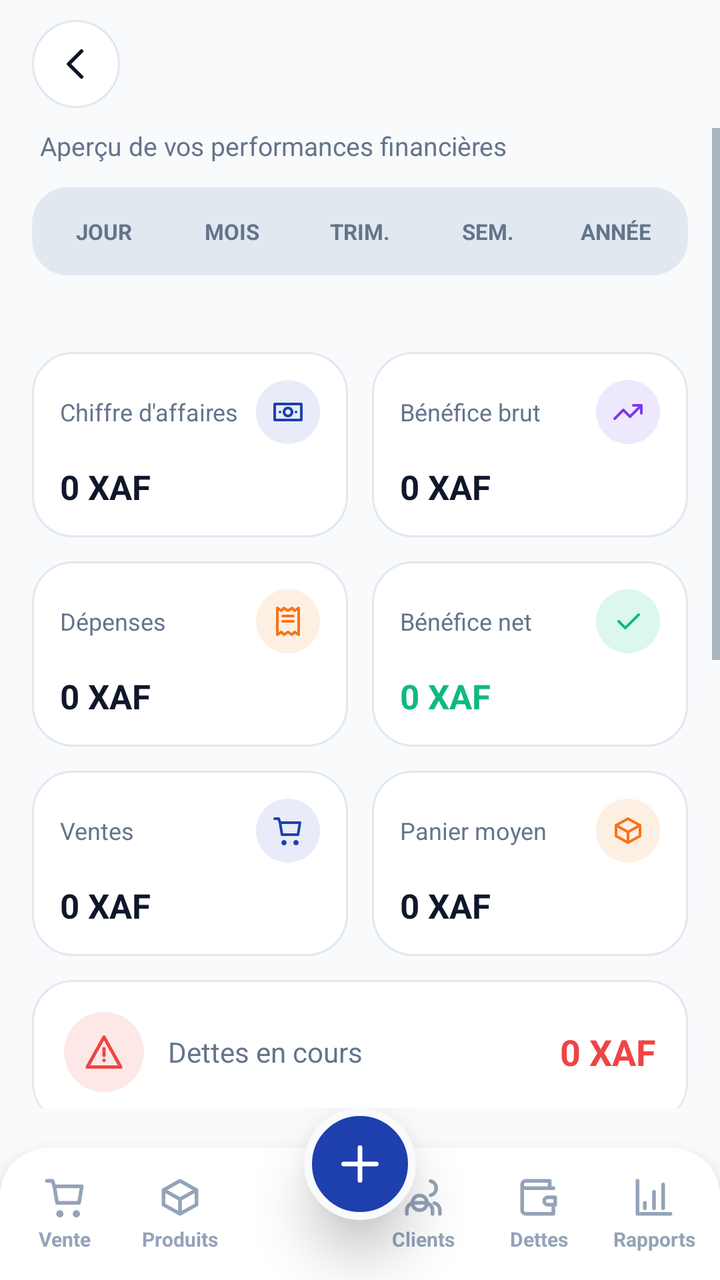
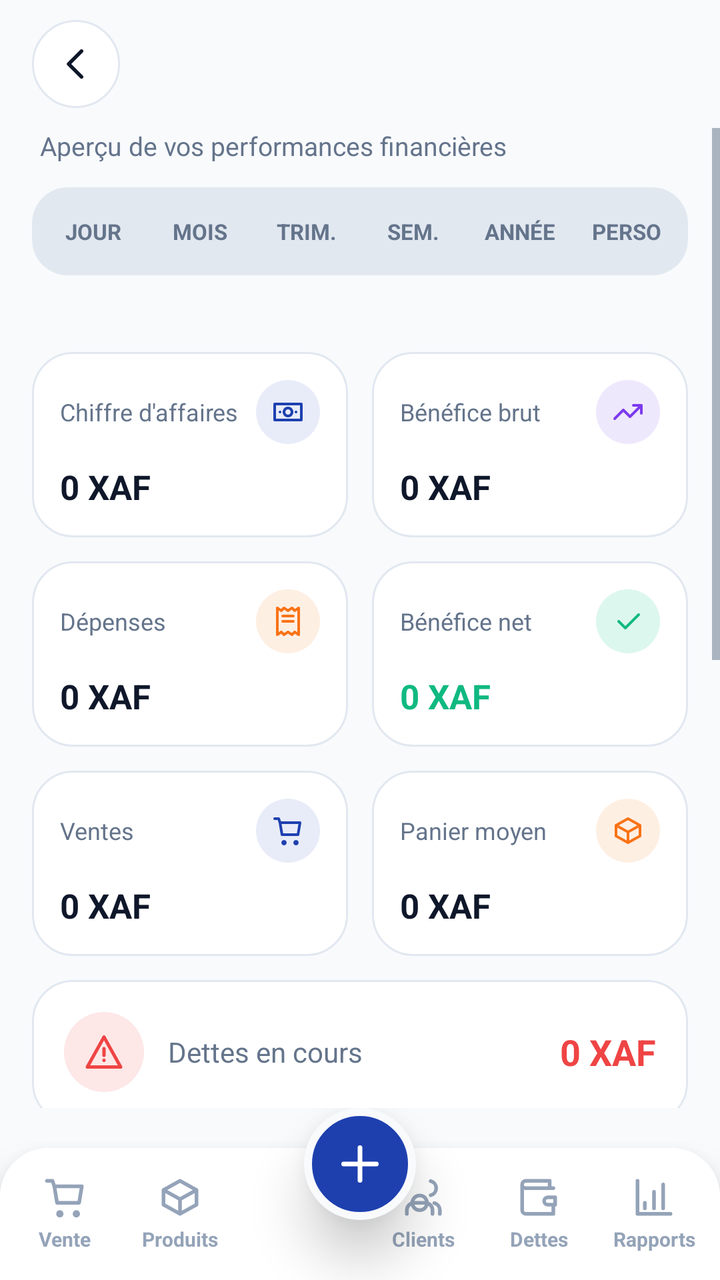

Screens rendered from an Android XML layout before and after an edit, with the pre-edit source and the edit as a unified diff.
<!-- AndroidManifest.xml: application theme Theme.AfriComptaPlus -->
<!-- res/layout/activity_report.xml -->
<?xml version="1.0" encoding="utf-8"?>
<LinearLayout xmlns:android="http://schemas.android.com/apk/res/android"
    android:layout_width="match_parent" android:layout_height="match_parent"
    android:orientation="vertical" android:background="@color/surface">

    <include layout="@layout/view_topbar"/>

    <ScrollView android:layout_width="match_parent" android:layout_height="0dp"
        android:layout_weight="1" android:overScrollMode="never">
        <LinearLayout android:layout_width="match_parent" android:layout_height="wrap_content"
            android:orientation="vertical" android:paddingStart="16dp" android:paddingEnd="16dp"
            android:paddingBottom="16dp">

            <TextView android:layout_width="wrap_content" android:layout_height="wrap_content"
                android:layout_marginStart="4dp" android:layout_marginBottom="12dp"
                android:text="Aperçu de vos performances financières"
                android:textColor="@color/text_secondary" android:textSize="13sp"/>

            
            <LinearLayout android:layout_width="match_parent" android:layout_height="44dp"
                android:orientation="horizontal" android:padding="4dp"
                android:background="@drawable/bg_tabs_container">
                <TextView android:id="@+id/tabDay"      style="@style/PeriodTab" android:text="JOUR"/>
                <TextView android:id="@+id/tabMonth"    style="@style/PeriodTab" android:text="MOIS"/>
                <TextView android:id="@+id/tabQuarter"  style="@style/PeriodTab" android:text="TRIM."/>
                <TextView android:id="@+id/tabSemester" style="@style/PeriodTab" android:text="SEM."/>
                <TextView android:id="@+id/tabYear"     style="@style/PeriodTab" android:text="ANNÉE"/>
            </LinearLayout>

            <TextView android:id="@+id/tvPeriod"
                android:layout_width="wrap_content" android:layout_height="wrap_content"
                android:layout_marginTop="10dp" android:layout_marginStart="4dp" android:layout_marginBottom="12dp"
                android:textColor="@color/text_secondary" android:textSize="12sp"/>

            <LinearLayout android:layout_width="match_parent" android:layout_height="wrap_content" android:orientation="horizontal">
            <LinearLayout style="@style/KpiCard" android:layout_marginEnd="6dp">
                <LinearLayout android:layout_width="match_parent" android:layout_height="wrap_content" android:orientation="horizontal" android:gravity="center_vertical">
                    <TextView style="@style/StatLabel" android:layout_width="0dp" android:layout_weight="1" android:text="Chiffre d'affaires"/>
                    <ImageView android:layout_width="32dp" android:layout_height="32dp" android:background="@drawable/bg_icon_blue" android:padding="8dp" android:src="@drawable/ic_cash" android:tint="@color/primary"/>
                </LinearLayout>
                <TextView android:id="@+id/tvRevenue" style="@style/KpiValue" android:text="0 XAF" android:textColor="@color/text_primary"/>
            </LinearLayout>
            <LinearLayout style="@style/KpiCard" android:layout_marginStart="6dp">
                <LinearLayout android:layout_width="match_parent" android:layout_height="wrap_content" android:orientation="horizontal" android:gravity="center_vertical">
                    <TextView style="@style/StatLabel" android:layout_width="0dp" android:layout_weight="1" android:text="Bénéfice brut"/>
                    <ImageView android:layout_width="32dp" android:layout_height="32dp" android:background="@drawable/bg_icon_violet" android:padding="8dp" android:src="@drawable/ic_trending" android:tint="@color/violet"/>
                </LinearLayout>
                <TextView android:id="@+id/tvGrossProfit" style="@style/KpiValue" android:text="0 XAF" android:textColor="@color/text_primary"/>
            </LinearLayout>
            </LinearLayout>
            <LinearLayout android:layout_width="match_parent" android:layout_height="wrap_content" android:orientation="horizontal" android:layout_marginTop="12dp">
            <LinearLayout style="@style/KpiCard" android:layout_marginEnd="6dp">
                <LinearLayout android:layout_width="match_parent" android:layout_height="wrap_content" android:orientation="horizontal" android:gravity="center_vertical">
                    <TextView style="@style/StatLabel" android:layout_width="0dp" android:layout_weight="1" android:text="Dépenses"/>
                    <ImageView android:layout_width="32dp" android:layout_height="32dp" android:background="@drawable/bg_icon_orange" android:padding="8dp" android:src="@drawable/ic_receipt" android:tint="@color/accent"/>
                </LinearLayout>
                <TextView android:id="@+id/tvExpenses" style="@style/KpiValue" android:text="0 XAF" android:textColor="@color/text_primary"/>
            </LinearLayout>
            <LinearLayout style="@style/KpiCard" android:layout_marginStart="6dp">
                <LinearLayout android:layout_width="match_parent" android:layout_height="wrap_content" android:orientation="horizontal" android:gravity="center_vertical">
                    <TextView style="@style/StatLabel" android:layout_width="0dp" android:layout_weight="1" android:text="Bénéfice net"/>
                    <ImageView android:layout_width="32dp" android:layout_height="32dp" android:background="@drawable/bg_icon_green" android:padding="8dp" android:src="@drawable/ic_check" android:tint="@color/success"/>
                </LinearLayout>
                <TextView android:id="@+id/tvNetProfit" style="@style/KpiValue" android:text="0 XAF" android:textColor="@color/success"/>
            </LinearLayout>
            </LinearLayout>
            <LinearLayout android:layout_width="match_parent" android:layout_height="wrap_content" android:orientation="horizontal" android:layout_marginTop="12dp">
            <LinearLayout style="@style/KpiCard" android:layout_marginEnd="6dp">
                <LinearLayout android:layout_width="match_parent" android:layout_height="wrap_content" android:orientation="horizontal" android:gravity="center_vertical">
                    <TextView style="@style/StatLabel" android:layout_width="0dp" android:layout_weight="1" android:text="Ventes"/>
                    <ImageView android:layout_width="32dp" android:layout_height="32dp" android:background="@drawable/bg_icon_blue" android:padding="8dp" android:src="@drawable/ic_cart" android:tint="@color/primary"/>
                </LinearLayout>
                <TextView android:id="@+id/tvSalesCount" style="@style/KpiValue" android:text="0 XAF" android:textColor="@color/text_primary"/>
            </LinearLayout>
            <LinearLayout style="@style/KpiCard" android:layout_marginStart="6dp">
                <LinearLayout android:layout_width="match_parent" android:layout_height="wrap_content" android:orientation="horizontal" android:gravity="center_vertical">
                    <TextView style="@style/StatLabel" android:layout_width="0dp" android:layout_weight="1" android:text="Panier moyen"/>
                    <ImageView android:layout_width="32dp" android:layout_height="32dp" android:background="@drawable/bg_icon_orange" android:padding="8dp" android:src="@drawable/ic_box" android:tint="@color/accent"/>
                </LinearLayout>
                <TextView android:id="@+id/tvAvgBasket" style="@style/KpiValue" android:text="0 XAF" android:textColor="@color/text_primary"/>
            </LinearLayout>
            </LinearLayout>

            
            <LinearLayout android:layout_width="match_parent" android:layout_height="wrap_content"
                android:layout_marginTop="12dp" android:orientation="horizontal" android:gravity="center_vertical"
                android:padding="16dp" android:background="@drawable/bg_card">
                <ImageView android:layout_width="40dp" android:layout_height="40dp"
                    android:background="@drawable/bg_icon_red" android:padding="10dp"
                    android:src="@drawable/ic_alert" android:tint="@color/error"/>
                <TextView android:layout_width="0dp" android:layout_height="wrap_content"
                    android:layout_weight="1" android:layout_marginStart="12dp"
                    android:text="Dettes en cours" android:textColor="@color/text_secondary" android:textSize="14sp"/>
                <TextView android:id="@+id/tvDebts" android:layout_width="wrap_content" android:layout_height="wrap_content"
                    android:text="0 XAF" android:textColor="@color/error" android:textSize="18sp" android:textStyle="bold"/>
            </LinearLayout>

            
            <LinearLayout android:layout_width="match_parent" android:layout_height="wrap_content"
                android:layout_marginTop="12dp" android:orientation="vertical"
                android:padding="16dp" android:background="@drawable/bg_card">
                <TextView style="@style/SectionTitle" android:text="Évolution du chiffre d'affaires"/>
                <com.wisedesign.africomptaplus.ui.BarChartView android:id="@+id/chartRevenue"
                    android:layout_width="match_parent" android:layout_height="170dp"
                    android:layout_marginTop="10dp"/>
            </LinearLayout>

            
            <LinearLayout android:layout_width="match_parent" android:layout_height="wrap_content"
                android:layout_marginTop="12dp" android:orientation="vertical"
                android:padding="16dp" android:background="@drawable/bg_card">
                <TextView style="@style/SectionTitle" android:text="Meilleures ventes par produit"/>
                <LinearLayout android:id="@+id/llTopProducts" android:layout_width="match_parent"
                    android:layout_height="wrap_content" android:orientation="vertical" android:layout_marginTop="6dp"/>
            </LinearLayout>

            
            <LinearLayout android:layout_width="match_parent" android:layout_height="wrap_content"
                android:layout_marginTop="12dp" android:orientation="vertical"
                android:padding="16dp" android:background="@drawable/bg_card">
                <TextView style="@style/SectionTitle" android:text="Répartition par catégorie"/>
                <LinearLayout android:id="@+id/llTopCategories" android:layout_width="match_parent"
                    android:layout_height="wrap_content" android:orientation="vertical" android:layout_marginTop="6dp"/>
            </LinearLayout>
        </LinearLayout>
    </ScrollView>

    <include layout="@layout/view_bottom_nav"/>
</LinearLayout>
<!-- res/layout/view_topbar.xml (included above) -->
<?xml version="1.0" encoding="utf-8"?>
<LinearLayout xmlns:android="http://schemas.android.com/apk/res/android"
    android:id="@+id/topBar"
    android:layout_width="match_parent" android:layout_height="64dp"
    android:orientation="horizontal" android:gravity="center_vertical"
    android:paddingStart="16dp" android:paddingEnd="16dp"
    android:background="@color/surface">

    <ImageView android:id="@+id/btnBack"
        android:layout_width="44dp" android:layout_height="44dp"
        android:background="@drawable/bg_circle_btn" android:padding="11dp"
        android:src="@drawable/ic_back" android:tint="@color/text_primary"
        android:contentDescription="Retour" android:clickable="true" android:focusable="true"/>

    <TextView android:id="@+id/tvScreenTitle"
        android:layout_width="0dp" android:layout_height="wrap_content"
        android:layout_weight="1" android:layout_marginStart="14dp"
        android:text="" android:textColor="@color/text_primary"
        android:textSize="22sp" android:textStyle="bold" android:singleLine="true"/>

    <LinearLayout android:id="@+id/btnTopAction"
        android:layout_width="wrap_content" android:layout_height="42dp"
        android:orientation="horizontal" android:gravity="center"
        android:paddingStart="16dp" android:paddingEnd="18dp"
        android:background="@drawable/bg_btn_primary" android:visibility="gone"
        android:clickable="true" android:focusable="true">
        <ImageView android:id="@+id/ivTopAction" android:layout_width="16dp" android:layout_height="16dp"
            android:src="@drawable/ic_plus" android:tint="@color/white"/>
        <TextView android:id="@+id/tvTopAction"
            android:layout_width="wrap_content" android:layout_height="wrap_content"
            android:layout_marginStart="6dp" android:text="Ajouter"
            android:textColor="@color/white" android:textSize="13sp" android:textStyle="bold"/>
    </LinearLayout>
</LinearLayout>
<!-- res/layout/view_bottom_nav.xml (included above) -->
<?xml version="1.0" encoding="utf-8"?>
<FrameLayout xmlns:android="http://schemas.android.com/apk/res/android"
    android:id="@+id/bottomNav"
    android:layout_width="match_parent" android:layout_height="86dp">

    <LinearLayout android:layout_width="match_parent" android:layout_height="66dp"
        android:layout_gravity="bottom" android:orientation="horizontal"
        android:background="@drawable/bg_sticky_bottom" android:elevation="12dp"
        android:paddingStart="4dp" android:paddingEnd="4dp">
        <LinearLayout android:id="@+id/navSale" android:layout_width="0dp" android:layout_height="match_parent"
            android:layout_weight="1" android:layout_margin="6dp" android:gravity="center" android:orientation="vertical"
            android:background="?attr/selectableItemBackgroundBorderless" android:clickable="true" android:focusable="true">
            <ImageView android:id="@+id/navSaleIcon" android:layout_width="22dp" android:layout_height="22dp"
                android:src="@drawable/ic_cart" android:tint="@color/nav_item"/>
            <TextView android:id="@+id/navSaleLabel" android:layout_width="wrap_content" android:layout_height="wrap_content"
                android:layout_marginTop="3dp" android:text="Vente" android:textSize="10sp" android:textStyle="bold"
                android:textColor="@color/nav_item"/>
        </LinearLayout>
        <LinearLayout android:id="@+id/navProducts" android:layout_width="0dp" android:layout_height="match_parent"
            android:layout_weight="1" android:layout_margin="6dp" android:gravity="center" android:orientation="vertical"
            android:background="?attr/selectableItemBackgroundBorderless" android:clickable="true" android:focusable="true">
            <ImageView android:id="@+id/navProductsIcon" android:layout_width="22dp" android:layout_height="22dp"
                android:src="@drawable/ic_box" android:tint="@color/nav_item"/>
            <TextView android:id="@+id/navProductsLabel" android:layout_width="wrap_content" android:layout_height="wrap_content"
                android:layout_marginTop="3dp" android:text="Produits" android:textSize="10sp" android:textStyle="bold"
                android:textColor="@color/nav_item"/>
        </LinearLayout>
        <View android:layout_width="64dp" android:layout_height="match_parent"/>
        <LinearLayout android:id="@+id/navClients" android:layout_width="0dp" android:layout_height="match_parent"
            android:layout_weight="1" android:layout_margin="6dp" android:gravity="center" android:orientation="vertical"
            android:background="?attr/selectableItemBackgroundBorderless" android:clickable="true" android:focusable="true">
            <ImageView android:id="@+id/navClientsIcon" android:layout_width="22dp" android:layout_height="22dp"
                android:src="@drawable/ic_users" android:tint="@color/nav_item"/>
            <TextView android:id="@+id/navClientsLabel" android:layout_width="wrap_content" android:layout_height="wrap_content"
                android:layout_marginTop="3dp" android:text="Clients" android:textSize="10sp" android:textStyle="bold"
                android:textColor="@color/nav_item"/>
        </LinearLayout>
        <LinearLayout android:id="@+id/navDebts" android:layout_width="0dp" android:layout_height="match_parent"
            android:layout_weight="1" android:layout_margin="6dp" android:gravity="center" android:orientation="vertical"
            android:background="?attr/selectableItemBackgroundBorderless" android:clickable="true" android:focusable="true">
            <ImageView android:id="@+id/navDebtsIcon" android:layout_width="22dp" android:layout_height="22dp"
                android:src="@drawable/ic_wallet" android:tint="@color/nav_item"/>
            <TextView android:id="@+id/navDebtsLabel" android:layout_width="wrap_content" android:layout_height="wrap_content"
                android:layout_marginTop="3dp" android:text="Dettes" android:textSize="10sp" android:textStyle="bold"
                android:textColor="@color/nav_item"/>
        </LinearLayout>
        <LinearLayout android:id="@+id/navReports" android:layout_width="0dp" android:layout_height="match_parent"
            android:layout_weight="1" android:layout_margin="6dp" android:gravity="center" android:orientation="vertical"
            android:background="?attr/selectableItemBackgroundBorderless" android:clickable="true" android:focusable="true">
            <ImageView android:id="@+id/navReportsIcon" android:layout_width="22dp" android:layout_height="22dp"
                android:src="@drawable/ic_chart" android:tint="@color/nav_item"/>
            <TextView android:id="@+id/navReportsLabel" android:layout_width="wrap_content" android:layout_height="wrap_content"
                android:layout_marginTop="3dp" android:text="Rapports" android:textSize="10sp" android:textStyle="bold"
                android:textColor="@color/nav_item"/>
        </LinearLayout>
    </LinearLayout>

    <ImageButton android:id="@+id/navFab" android:layout_width="56dp" android:layout_height="56dp"
        android:layout_gravity="top|center_horizontal" android:elevation="16dp"
        android:background="@drawable/bg_fab" android:src="@drawable/ic_plus" android:tint="@color/white"
        android:contentDescription="Actions rapides" android:padding="14dp" android:scaleType="fitCenter"/>
</FrameLayout>
<!-- resources referenced by this layout -->
<resources>
  <color name="accent">#F97316</color>
  <color name="error">#EF4444</color>
  <color name="primary">#1E40AF</color>
  <color name="success">#10B981</color>
  <color name="surface">#F8FAFC</color>
  <color name="text_primary">#0F172A</color>
  <color name="text_secondary">#64748B</color>
  <color name="violet">#7C3AED</color>
  <color name="white">#FFFFFF</color>
  <!-- drawable bg_circle_btn (drawable) -->
  <?xml version="1.0" encoding="utf-8"?>
  <shape xmlns:android="http://schemas.android.com/apk/res/android" android:shape="oval">
      <solid android:color="@color/white"/>
      <stroke android:width="1dp" android:color="@color/border"/>
  </shape>
  <!-- drawable bg_fab (drawable) -->
  <?xml version="1.0" encoding="utf-8"?>
  <shape xmlns:android="http://schemas.android.com/apk/res/android" android:shape="oval">
      <solid android:color="@color/primary"/>
      <stroke android:width="4dp" android:color="@color/surface"/>
  </shape>
  <!-- drawable bg_icon_blue (drawable) -->
  <?xml version="1.0" encoding="utf-8"?>
  <shape xmlns:android="http://schemas.android.com/apk/res/android" android:shape="oval">
      <solid android:color="@color/primary_soft"/>
  </shape>
  <!-- drawable bg_icon_green (drawable) -->
  <?xml version="1.0" encoding="utf-8"?>
  <shape xmlns:android="http://schemas.android.com/apk/res/android" android:shape="oval">
      <solid android:color="@color/success_soft"/>
  </shape>
  <!-- drawable bg_icon_orange (drawable) -->
  <?xml version="1.0" encoding="utf-8"?>
  <shape xmlns:android="http://schemas.android.com/apk/res/android" android:shape="oval">
      <solid android:color="@color/accent_soft"/>
  </shape>
  <!-- drawable bg_icon_red (drawable) -->
  <?xml version="1.0" encoding="utf-8"?>
  <shape xmlns:android="http://schemas.android.com/apk/res/android" android:shape="oval">
      <solid android:color="@color/danger_soft"/>
  </shape>
  <!-- drawable bg_icon_violet (drawable) -->
  <?xml version="1.0" encoding="utf-8"?>
  <shape xmlns:android="http://schemas.android.com/apk/res/android" android:shape="oval">
      <solid android:color="@color/violet_soft"/>
  </shape>
  <!-- drawable bg_sticky_bottom (drawable) -->
  <?xml version="1.0" encoding="utf-8"?>
  <shape xmlns:android="http://schemas.android.com/apk/res/android" android:shape="rectangle">
      <solid android:color="@color/white"/>
      <corners android:topLeftRadius="24dp" android:topRightRadius="24dp"/>
  </shape>
  <!-- drawable bg_tabs_container (drawable) -->
  <?xml version="1.0" encoding="utf-8"?>
  <shape xmlns:android="http://schemas.android.com/apk/res/android" android:shape="rectangle">
      <solid android:color="@color/border"/>
      <corners android:radius="18dp"/>
  </shape>
  <style name="StatLabel">
          <item name="android:layout_width">wrap_content</item>
          <item name="android:layout_height">wrap_content</item>
          <item name="android:textSize">12sp</item>
          <item name="android:textColor">@color/text_secondary</item>
      </style>
  <color name="border">#E2E8F0</color>
  <color name="primary_soft">#E8ECF8</color>
  <color name="success_soft">#DCF7EE</color>
  <color name="accent_soft">#FEEFE3</color>
  <color name="danger_soft">#FDE7E7</color>
  <color name="violet_soft">#EEE8FD</color>
  <color name="primary_dark">#1E3A8A</color>
  <style name="AppDialog" parent="Theme.MaterialComponents.Light.Dialog.Alert">
          <item name="colorPrimary">@color/primary</item>
          <item name="colorAccent">@color/primary</item>
          <item name="android:textColorPrimary">@color/text_primary</item>
      </style>
  <!-- drawable bg_tab_selected (drawable) -->
  <?xml version="1.0" encoding="utf-8"?>
  <shape xmlns:android="http://schemas.android.com/apk/res/android" android:shape="rectangle">
      <solid android:color="@color/white"/>
      <corners android:radius="14dp"/>
  </shape>
  <color name="text_hint">#94A3B8</color>
  <!-- unchanged entries left out for length: 22 -->
</resources>

<!-- the commit's change to res/layout/activity_report.xml (unified diff, before → after) -->
@@ -25,6 +25,7 @@
                 <TextView android:id="@+id/tabQuarter"  style="@style/PeriodTab" android:text="TRIM."/>
                 <TextView android:id="@+id/tabSemester" style="@style/PeriodTab" android:text="SEM."/>
                 <TextView android:id="@+id/tabYear"     style="@style/PeriodTab" android:text="ANNÉE"/>
+                <TextView android:id="@+id/tabCustom"   style="@style/PeriodTab" android:text="PERSO"/>
             </LinearLayout>
 
             <TextView android:id="@+id/tvPeriod"
